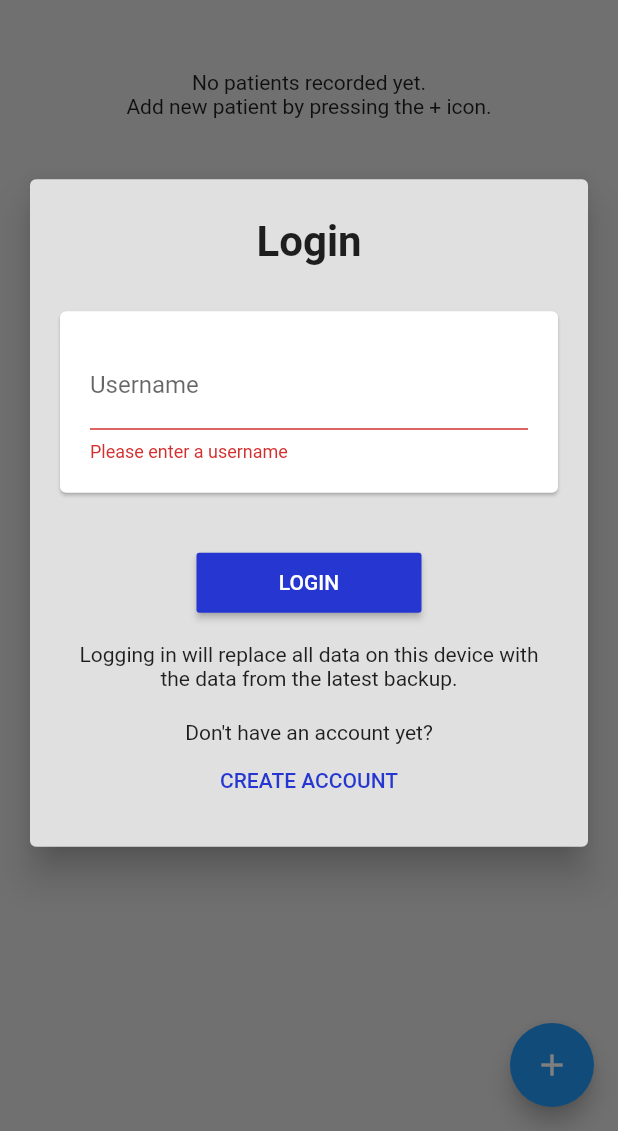
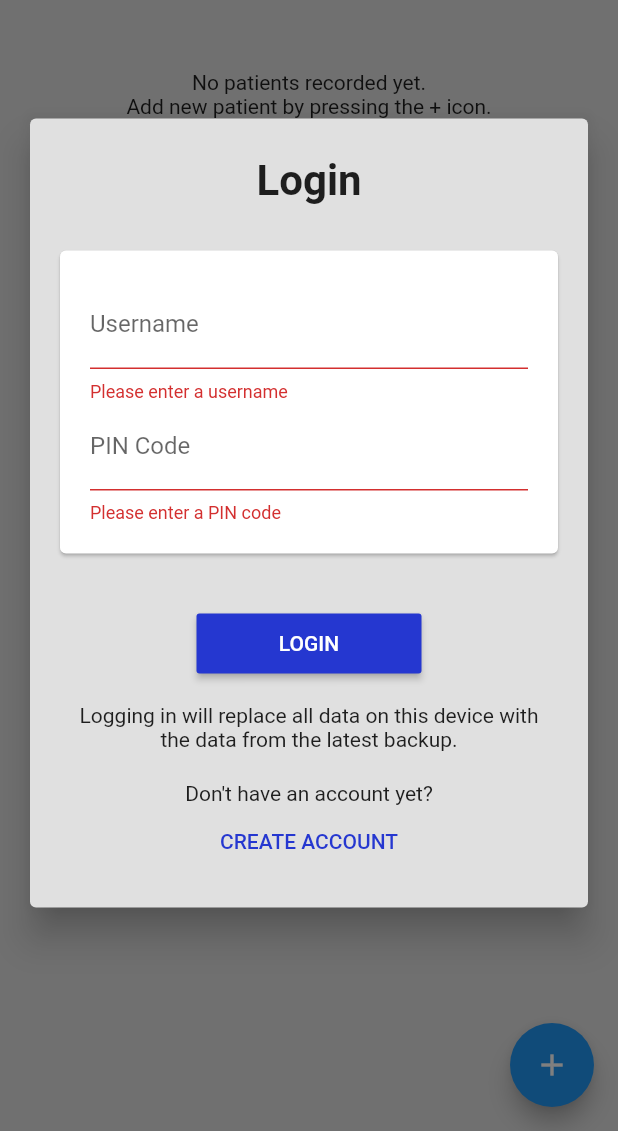
Before and after one commit to chrisly-bear/PEBRApp, a Flutter app: the screen it shows after launch, after a tap on "LOGIN", on a phone screen of 412 x 824 dp, the part 105-1236 px from its top. Run offline on Flutter 3.47's test engine with Material 2 defaults, Android fonts, the phone set to English and light mode, and no system bars; our stand-ins replace flushbar, shared_preferences, sqflite; missing offline and left inert: password, spreadsheet_decoder; accounts and stored records are empty.

Commit message:
Added PIN code field on login screen and create account screen.

```diff
--- a/lib/screens/SettingsScreen.dart
+++ b/lib/screens/SettingsScreen.dart
@@ -39,6 +39,7 @@ class _SettingsScreenState extends State<SettingsScreen> {
   TextEditingController _firstNameCtr = TextEditingController();
   TextEditingController _lastNameCtr = TextEditingController();
   TextEditingController _phoneNumberCtr = TextEditingController();
+  TextEditingController _pinCtr = TextEditingController();
   bool _isLoadingLoginBody = false;
 
 
@@ -412,6 +413,26 @@ class _SettingsScreenState extends State<SettingsScreen> {
                   },
                 ),
                 createAccountFields(),
+                TextFormField(
+                  decoration: InputDecoration(
+                    labelText: 'PIN Code',
+                    helperText: _createAccountMode ? 'at least 4 digits' : null,
+                  ),
+                  keyboardType: TextInputType.numberWithOptions(),
+                  obscureText: true,
+                  textAlign: TextAlign.center,
+                  controller: _pinCtr,
+                  inputFormatters: [
+                    WhitelistingTextInputFormatter(RegExp('[0-9]')),
+                  ],
+                  validator: (value) {
+                    if (value.isEmpty) {
+                      return 'Please enter a PIN code';
+                    } else if (value.length < 4) {
+                      return 'At least 4 digits required';
+                    }
+                  },
+                ),
               ],
             ),
           ),
```
